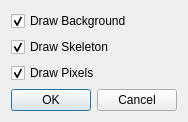
The window that kinectoptionsdialog.ui (freemancw/PoseDesigner) describes before a commit, drawn with Qt 5.
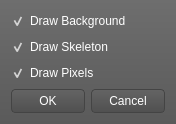
The same window after the commit.

```diff
--- a/kinectoptionsdialog.ui
+++ b/kinectoptionsdialog.ui
@@ -14,13 +14,17 @@
    <string>Kinect Options</string>
   </property>
   <property name="styleSheet">
-   <string notr="true"/>
+   <string notr="true">color: #fff;
+background-color: qlineargradient(spread:pad, x1:1, y1:1, x2:1, y2:0, stop:0 rgba(90, 90, 90, 255), stop:1 rgba(110, 110, 110, 255));</string>
   </property>
   <layout class="QHBoxLayout" name="horizontalLayout">
    <item>
     <layout class="QVBoxLayout" name="verticalLayout">
      <item>
       <widget class="QCheckBox" name="drawBackground">
+       <property name="styleSheet">
+        <string notr="true">background: transparent;</string>
+       </property>
        <property name="text">
         <string>Draw Background</string>
        </property>
@@ -31,6 +35,9 @@
      </item>
      <item>
       <widget class="QCheckBox" name="drawSkeleton">
+       <property name="styleSheet">
+        <string notr="true">background: transparent;</string>
+       </property>
        <property name="text">
         <string>Draw Skeleton</string>
        </property>
@@ -41,6 +48,9 @@
      </item>
      <item>
       <widget class="QCheckBox" name="drawPixels">
+       <property name="styleSheet">
+        <string notr="true">background: transparent;</string>
+       </property>
        <property name="text">
         <string>Draw Pixels</string>
        </property>
@@ -51,6 +61,25 @@
      </item>
      <item>
       <widget class="QDialogButtonBox" name="buttonBox">
+       <property name="styleSheet">
+        <string notr="true">QPushButton { 
+    border: 1px solid #444;
+	border-radius: 4px;
+	background: qlineargradient(spread:pad, x1:1, y1:1, x2:1, y2:0, stop:0 rgba(80, 80, 80, 255), stop:1 rgba(100, 100, 100, 255));
+	margin: 0;
+	padding: 4px;
+	min-width: 64px;
+}
+
+QPushButton:hover {
+	background: qlineargradient(spread:pad, x1:1, y1:1, x2:1, y2:0, stop:0 rgba(90, 90, 90, 255), stop:1 rgba(110, 110, 110, 255));
+}
+
+QPushButton:pressed {
+	background: qlineargradient(spread:pad, x1:1, y1:1, x2:1, y2:0, stop:0 rgba(80, 80, 80, 255), stop:1 rgba(100, 100, 100, 255));
+}
+</string>
+       </property>
        <property name="orientation">
         <enum>Qt::Horizontal</enum>
        </property>
```
